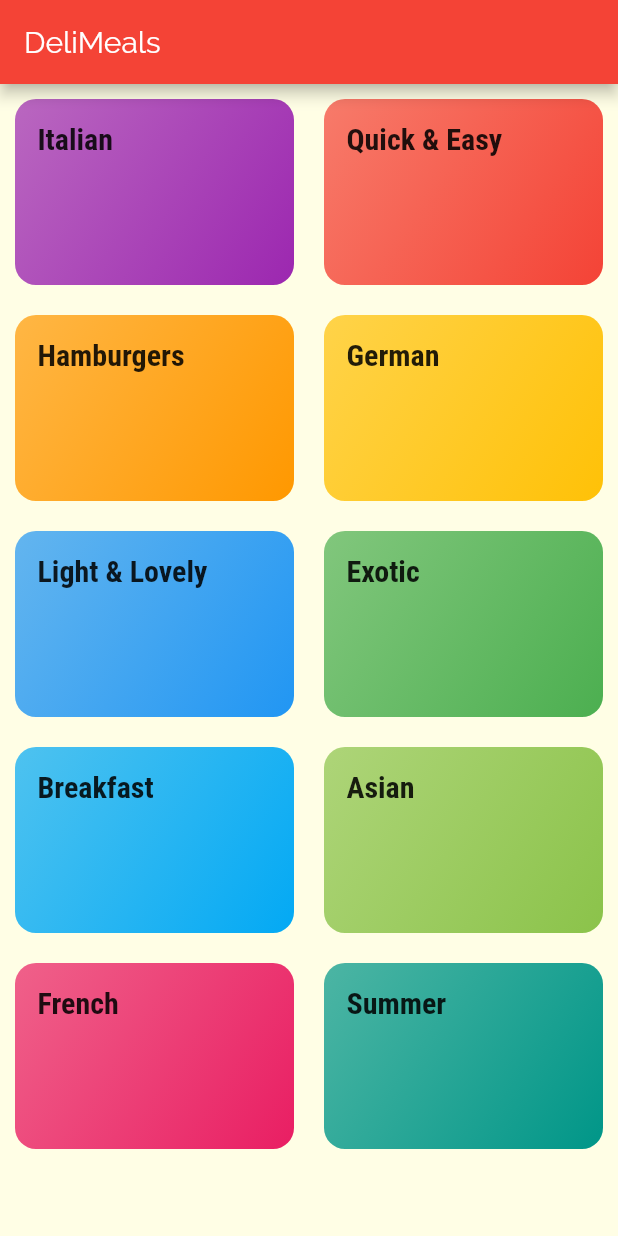
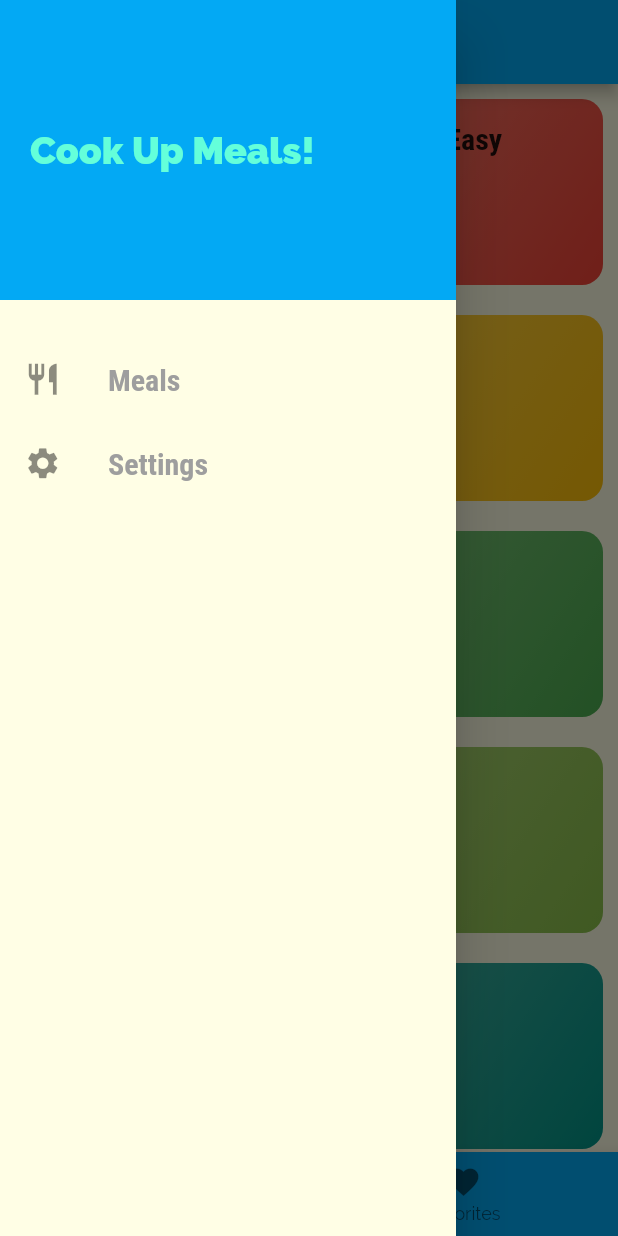
Before and after one commit to siddhartha0110/Flutter_Meals, a Flutter app: the screen it shows after launch, with the side drawer open (before the commit the screen has no drawer), on a phone screen of 412 x 824 dp. Run offline on Flutter 3.47's test engine with Material 2 defaults, Android fonts, the phone set to English and light mode, and no system bars.

Commit message:
Adding Meal Details,TabBar and Drawers

```diff
--- a/lib/main.dart
+++ b/lib/main.dart
@@ -1,5 +1,7 @@
 import 'package:flutter/material.dart';
+import 'package:meals/screens/filters_screen.dart';
 import 'package:meals/screens/meal_details_screen.dart';
+import 'package:meals/screens/tabs_screen.dart';
 import './screens/categories_screen.dart';
 import './screens/category_meals_screen.dart';
 
@@ -12,8 +14,8 @@ class MyApp extends StatelessWidget {
     return MaterialApp(
       title: 'DeliMeals',
       theme: ThemeData(
-          primarySwatch: Colors.red,
-          accentColor: Colors.amber,
+          primarySwatch: Colors.lightBlue,
+          accentColor: Colors.tealAccent,
           canvasColor: Color.fromRGBO(255, 254, 229, 1),
           fontFamily: 'Raleway',
           textTheme: ThemeData.light().textTheme.copyWith(
@@ -24,10 +26,12 @@ class MyApp extends StatelessWidget {
                 fontFamily: 'RobotoCondensed',
                 fontWeight: FontWeight.bold,
               ))),
-      home: CategoriesScreen(),
+      //home: TabsScreen(),
       routes: {
+        '/': (ctx) => TabsScreen(),
         '/category-meals': (ctx) => CategoryMealsScreen(),
-        '/meal-detail': (ctx) => MealDetails()
+        '/meal-detail': (ctx) => MealDetails(),
+        '/filters': (ctx) => FiltersScreen()
       },
       onUnknownRoute: (settings) {
         return MaterialPageRoute(
--- a/lib/screens/categories_screen.dart
+++ b/lib/screens/categories_screen.dart
@@ -5,11 +5,7 @@ import '../dummy_data.dart';
 class CategoriesScreen extends StatelessWidget {
   @override
   Widget build(BuildContext context) {
-    return Scaffold(
-      appBar: AppBar(
-        title: const Text('DeliMeals'),
-      ),
-      body: GridView(
+    return GridView(
       padding: EdgeInsets.all(10),
       children: DUMMY_CATEGORIES
           .map((category) =>
@@ -20,7 +16,6 @@ class CategoriesScreen extends StatelessWidget {
           childAspectRatio: 3 / 2,
           crossAxisSpacing: 20,
           mainAxisSpacing: 20),
-      ),
     );
   }
 }
--- /dev/null
+++ b/lib/screens/tabs_screen.dart
@@ -0,0 +1,56 @@
+import 'package:flutter/material.dart';
+import '../widgets/main_drawer.dart';
+import './favorites_screen.dart';
+import './categories_screen.dart';
+
+class TabsScreen extends StatefulWidget {
+  @override
+  _TabsScreenState createState() => _TabsScreenState();
+}
+
+class _TabsScreenState extends State<TabsScreen> {
+  List<Map<String, Object>> _pages = [
+    {
+      'page': CategoriesScreen(),
+      'title': 'Categories',
+    },
+    {
+      'page': FavoritesScreen(),
+      'title': 'Favorites',
+    }
+  ];
+
+  int _selectedTabIndex = 0;
+  void _selectedTab(int index) {
+    setState(() {
+      _selectedTabIndex = index;
+    });
+  }
+
+  @override
+  Widget build(BuildContext context) {
+    return Scaffold(
+      appBar: AppBar(title: Text(_pages[_selectedTabIndex]['title'])),
+      drawer: MainDrawer(),
+      body: _pages[_selectedTabIndex]['page'],
+      bottomNavigationBar: BottomNavigationBar(
+        onTap: _selectedTab,
+        backgroundColor: Theme.of(context).primaryColor,
+        unselectedItemColor: Colors.black54,
+        selectedItemColor: Theme.of(context).accentColor,
+        currentIndex: _selectedTabIndex,
+        //type: BottomNavigationBarType.shifting,
+        items: [
+          BottomNavigationBarItem(
+              //backgroundColor: Theme.of(context).primaryColor,
+              icon: Icon(Icons.category),
+              title: Text('Categories')),
+          BottomNavigationBarItem(
+              //backgroundColor: Theme.of(context).primaryColor,
+              icon: Icon(Icons.favorite),
+              title: Text('Favorites')),
+        ],
+      ),
+    );
+  }
+}
--- /dev/null
+++ b/lib/widgets/main_drawer.dart
@@ -0,0 +1,53 @@
+import 'package:flutter/material.dart';
+
+class MainDrawer extends StatelessWidget {
+  Widget buildListTile(String title, IconData icon, Function tapHandler) {
+    return ListTile(
+      leading: Icon(
+        icon,
+        size: 25,
+      ),
+      title: Text(
+        title,
+        style: TextStyle(
+            fontFamily: 'RobotoCondensed',
+            fontSize: 20,
+            fontWeight: FontWeight.bold),
+      ),
+      onTap: tapHandler,
+    );
+  }
+
+  @override
+  Widget build(BuildContext context) {
+    return Drawer(
+      child: Column(
+        children: <Widget>[
+          Container(
+            height: 200,
+            width: double.infinity,
+            padding: EdgeInsets.all(20),
+            alignment: Alignment.centerLeft,
+            color: Theme.of(context).primaryColor,
+            child: Text(
+              'Cook Up Meals!',
+              style: TextStyle(
+                  fontWeight: FontWeight.w900,
+                  fontSize: 25,
+                  color: Theme.of(context).accentColor),
+            ),
+          ),
+          SizedBox(
+            height: 25,
+          ),
+          buildListTile('Meals', Icons.restaurant, () {
+            Navigator.of(context).pushNamed('/');
+          }),
+          buildListTile('Settings', Icons.settings, () {
+            Navigator.of(context).pushNamed('/filters');
+          }),
+        ],
+      ),
+    );
+  }
+}
```
Also changed, not shown: lib/screens/favorites_screen.dart (added, +10 -0 lines), lib/screens/filters_screen.dart (added, +18 -0 lines), lib/screens/meal_details_screen.dart (+75 -2 lines). Lines whose indentation alone changed are shown as unchanged.
